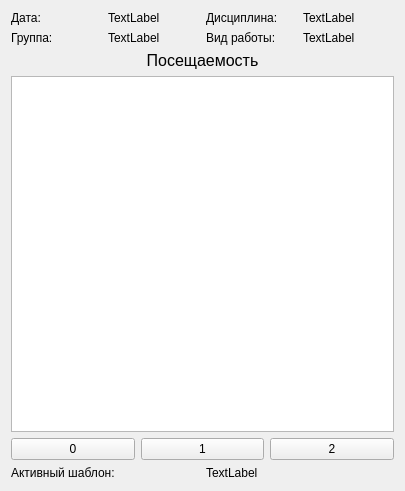
The window that ElectronicJournal/tablevisit.ui (MariyaMari/myJournal) describes before a commit, drawn with Qt 5.
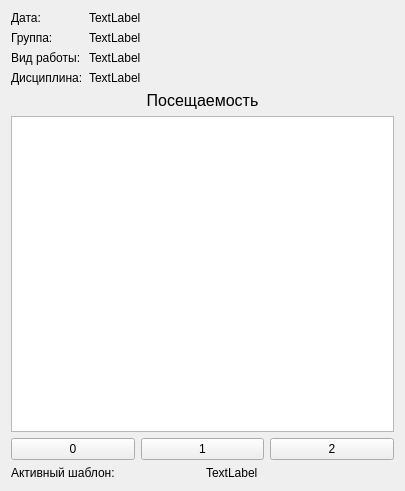
The same window after the commit.

Patch:
```diff
--- a/ElectronicJournal/tablevisit.ui
+++ b/ElectronicJournal/tablevisit.ui
@@ -13,37 +13,9 @@
   <property name="windowTitle">
    <string>Form</string>
   </property>
-  <layout class="QGridLayout" name="gridLayout_3">
+  <layout class="QGridLayout" name="gridLayout_2">
    <item row="0" column="0">
-    <layout class="QGridLayout" name="gridLayout_2">
-     <item row="1" column="1">
-      <widget class="QLabel" name="label_5">
-       <property name="text">
-        <string>TextLabel</string>
-       </property>
-      </widget>
-     </item>
-     <item row="1" column="0">
-      <widget class="QLabel" name="label_4">
-       <property name="text">
-        <string>Группа:</string>
-       </property>
-      </widget>
-     </item>
-     <item row="0" column="2">
-      <widget class="QLabel" name="label_6">
-       <property name="text">
-        <string>Дисциплина:</string>
-       </property>
-      </widget>
-     </item>
-     <item row="0" column="1">
-      <widget class="QLabel" name="label_3">
-       <property name="text">
-        <string>TextLabel</string>
-       </property>
-      </widget>
-     </item>
+    <layout class="QFormLayout" name="formLayout">
      <item row="0" column="0">
       <widget class="QLabel" name="label_2">
        <property name="text">
@@ -51,27 +23,55 @@
        </property>
       </widget>
      </item>
-     <item row="0" column="3">
-      <widget class="QLabel" name="label_7">
+     <item row="0" column="1">
+      <widget class="QLabel" name="label_3">
        <property name="text">
         <string>TextLabel</string>
        </property>
       </widget>
      </item>
-     <item row="1" column="2">
+     <item row="1" column="0">
+      <widget class="QLabel" name="label_4">
+       <property name="text">
+        <string>Группа:</string>
+       </property>
+      </widget>
+     </item>
+     <item row="1" column="1">
+      <widget class="QLabel" name="label_5">
+       <property name="text">
+        <string>TextLabel</string>
+       </property>
+      </widget>
+     </item>
+     <item row="2" column="0">
       <widget class="QLabel" name="label_8">
        <property name="text">
         <string>Вид работы:</string>
        </property>
       </widget>
      </item>
-     <item row="1" column="3">
+     <item row="2" column="1">
       <widget class="QLabel" name="label_9">
        <property name="text">
         <string>TextLabel</string>
        </property>
       </widget>
      </item>
+     <item row="3" column="0">
+      <widget class="QLabel" name="label_6">
+       <property name="text">
+        <string>Дисциплина:</string>
+       </property>
+      </widget>
+     </item>
+     <item row="3" column="1">
+      <widget class="QLabel" name="label_7">
+       <property name="text">
+        <string>TextLabel</string>
+       </property>
+      </widget>
+     </item>
     </layout>
    </item>
    <item row="1" column="0">
```
